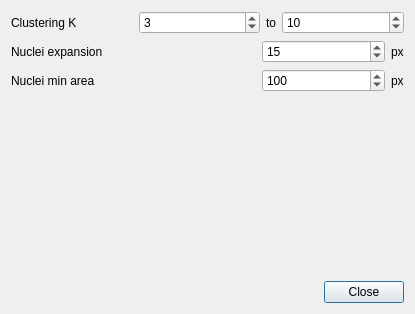
This is exhale/resources/ui/analysis_settings_dialog.ui in ctroein/exhale as Qt 5 draws it before an edit. The edited form follows.
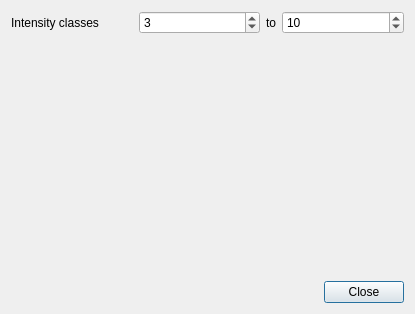
This is the edited form.

Commit message: Clustering batch etc

Patch:
```diff
--- a/exhale/resources/ui/analysis_settings_dialog.ui
+++ b/exhale/resources/ui/analysis_settings_dialog.ui
@@ -19,7 +19,7 @@
      <item>
       <widget class="QLabel" name="label_2">
        <property name="text">
-        <string>Clustering K</string>
+        <string>Intensity classes</string>
        </property>
       </widget>
      </item>
@@ -61,70 +61,6 @@
      </item>
     </layout>
    </item>
-   <item>
-    <layout class="QGridLayout" name="gridLayout" columnstretch="2,1,0">
-     <item row="0" column="0">
-      <widget class="QLabel" name="label_3">
-       <property name="text">
-        <string>Nuclei expansion</string>
-       </property>
-      </widget>
-     </item>
-     <item row="0" column="2">
-      <widget class="QLabel" name="label_4">
-       <property name="text">
-        <string>px</string>
-       </property>
-      </widget>
-     </item>
-     <item row="0" column="1">
-      <widget class="QSpinBox" name="nucleiExpansion">
-       <property name="minimum">
-        <number>1</number>
-       </property>
-       <property name="maximum">
-        <number>999</number>
-       </property>
-       <property name="stepType">
-        <enum>QAbstractSpinBox::AdaptiveDecimalStepType</enum>
-       </property>
-       <property name="value">
-        <number>15</number>
-       </property>
-      </widget>
-     </item>
-     <item row="1" column="0">
-      <widget class="QLabel" name="label_5">
-       <property name="text">
-        <string>Nuclei min area</string>
-       </property>
-      </widget>
-     </item>
-     <item row="1" column="1">
-      <widget class="QSpinBox" name="nucleiMinArea">
-       <property name="minimum">
-        <number>1</number>
-       </property>
-       <property name="maximum">
-        <number>999</number>
-       </property>
-       <property name="stepType">
-        <enum>QAbstractSpinBox::AdaptiveDecimalStepType</enum>
-       </property>
-       <property name="value">
-        <number>100</number>
-       </property>
-      </widget>
-     </item>
-     <item row="1" column="2">
-      <widget class="QLabel" name="label_6">
-       <property name="text">
-        <string>px</string>
-       </property>
-      </widget>
-     </item>
-    </layout>
-   </item>
    <item>
     <spacer name="verticalSpacer">
      <property name="orientation">
```
Left out of the diff: 2 changed lines with no effect on the pictures. The commit also changes 38 other files.
